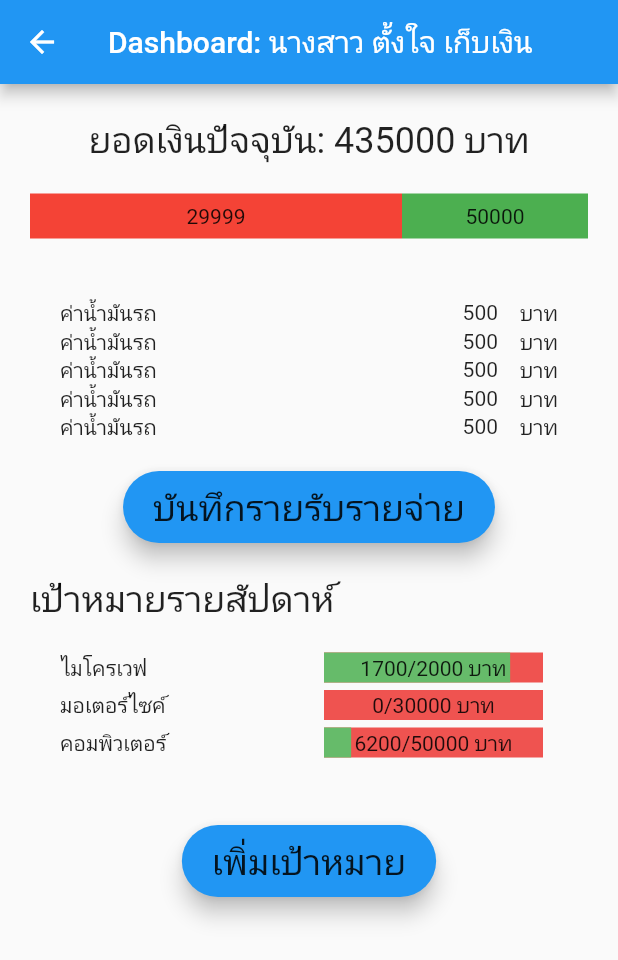
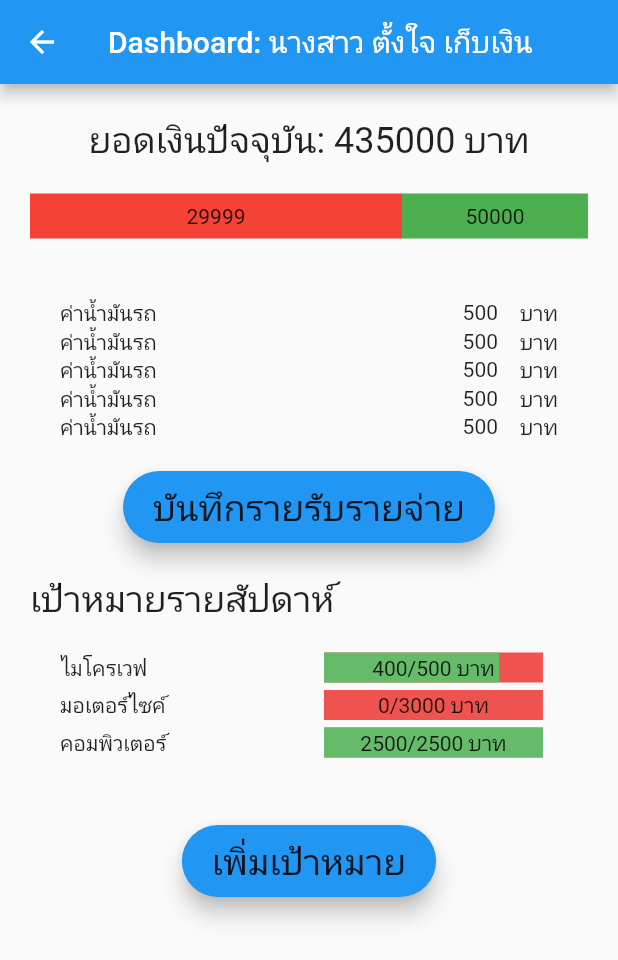
Before and after one commit to neizod/what_a_saving_goal, a Flutter app: the screen it shows after launch, after a tap on "นางสาว ตั้งใจ เก็บเงิน", on a phone screen of 412 x 824 dp. Shown: the top 960 px of the screen. Run offline on Flutter 3.47's test engine with Material 2 defaults, Android fonts, the phone set to English and light mode, and no system bars; drawn by our look-alikes of percent_indicator; our stand-ins replace hive, hive_flutter; accounts and stored records are empty.

Commit message:
fix per week goal on dashboard

```diff
--- a/lib/dashboard.dart
+++ b/lib/dashboard.dart
@@ -1,5 +1,6 @@
+import 'dart:math';
+
 import 'package:flutter/material.dart';
-
 import 'package:percent_indicator/percent_indicator.dart';
 
 import 'database_handler.dart';
@@ -134,7 +135,9 @@ class _DashboardState extends State<Dashboard> {
     List<GestureDetector> goals = List.generate(
       _goals.length,
       (index) {
-        var sum = _goals[index]['paids'].fold(0, (a, b) => a + b);
+        int length = _goals[index]['paids'].length;
+        int latest_peroid = _goals[index]['paids'][length-1];
+        int price_per_period = _goals[index]['price_per_period'];
         return GestureDetector(
           onTap: () {
             Navigator.push(
@@ -153,8 +156,8 @@ class _DashboardState extends State<Dashboard> {
                   child: LinearPercentIndicator(
                     lineHeight: 20,
                     animation: true,
-                    percent: sum/_goals[index]['price'],
-                    center: Text('${sum}/${_goals[index]['price']} บาท'),
+                    percent: min(1, latest_peroid/price_per_period),
+                    center: Text('$latest_peroid/$price_per_period บาท'),
                     progressColor: Colors.green[400],
                     backgroundColor: Colors.red[400],
                   ),
--- a/lib/database_handler.dart
+++ b/lib/database_handler.dart
@@ -77,15 +77,21 @@ class DatabaseHandler {
       {
         'name': 'งานแต่ง',
         'price': 300000,
+        'period': 30,
+        'price_per_period': 10000,
+        'paids': [],
       },
       {
         'name': 'เกษียณ',
         'price': 3000000,
+        'period': 400,
+        'price_per_period': 7500,
+        'paids': [3000, 3000, 3000, 3000, 3000, 3000, 3000, 3000, 3500, 3500, 3500],
       }
     ]);
   }
 
-  Future<List<String>> listProfiles() async {
+  Future<List> listProfiles() async {
     return await box.get('profiles');
   }
 
@@ -94,7 +100,7 @@ class DatabaseHandler {
   }
 
   Future<String> getProfile() async {
-    List<String> profiles = await listProfiles();
+    List profiles = await listProfiles();
     return profiles[indexProfile];
   }
 
--- a/lib/goal_info.dart
+++ b/lib/goal_info.dart
@@ -12,6 +12,7 @@ class GoalInfo extends StatefulWidget{
   @override
   State<GoalInfo> createState() => _GoalInfo();
 }
+
 
 class _GoalInfo extends State<GoalInfo>{
   static String _goalDesc = "This is goal desciption from database";
@@ -145,14 +146,13 @@ class _GoalInfo extends State<GoalInfo>{
                 child: Text('งวดที่ ${count-index}'),
               ),
               Expanded(
-                child: _buildSavingGuage(_paidHist[index], _installmentPrice)
+                child: _buildSavingGuage(_paidHist[count-index-1], _installmentPrice)
                 ),
             ],
             ),
           ),
-      )
+        )
       );
-
     return saves;
   }
 
```
